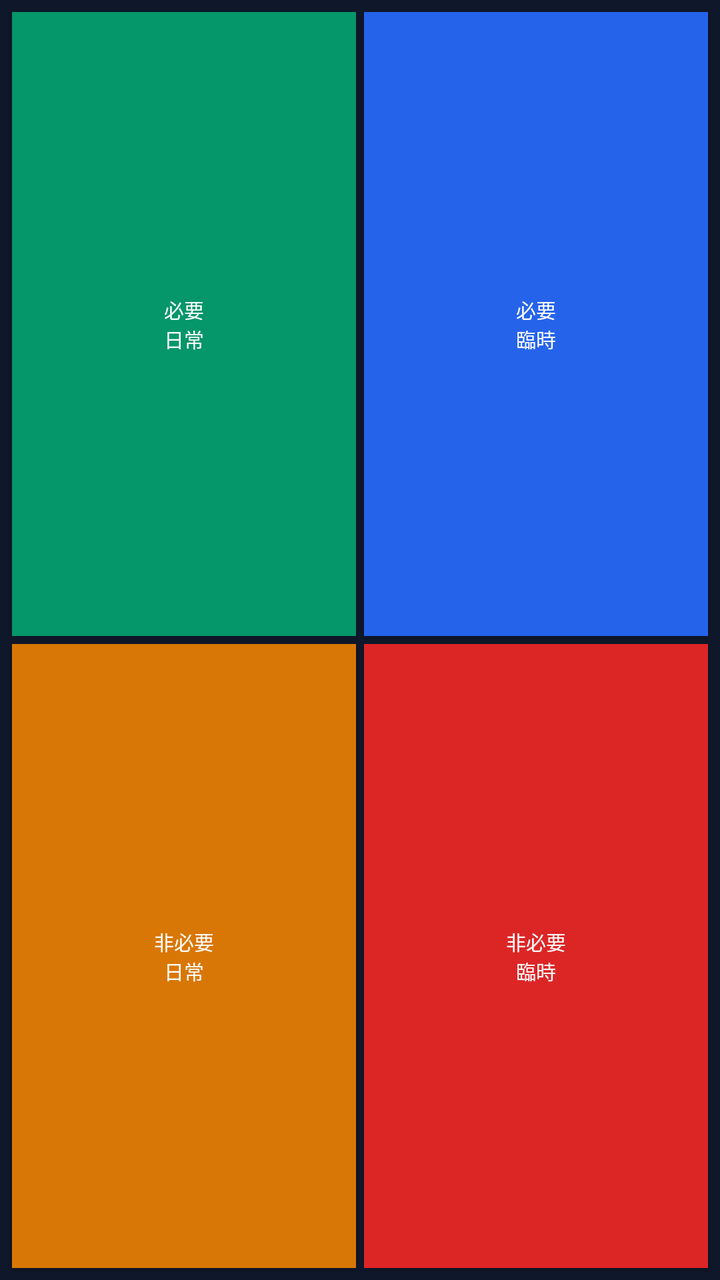
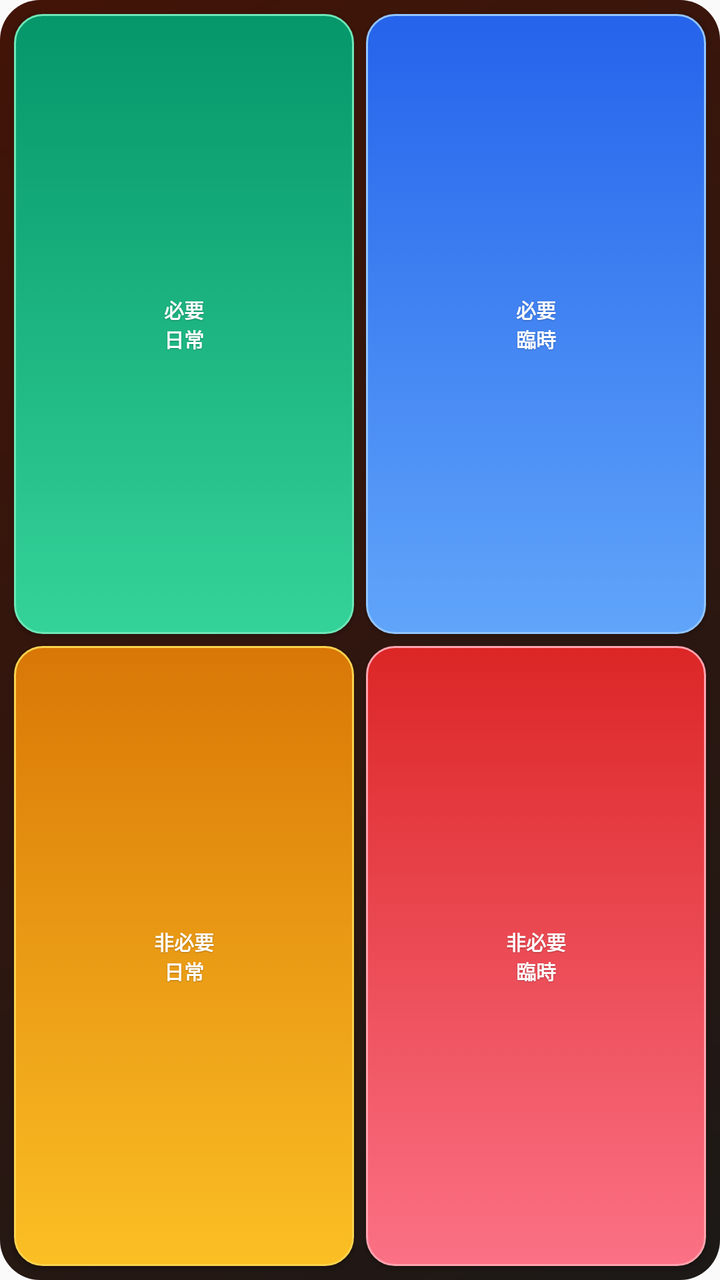

Two renders of the same Android screen: before a commit and after it. Below are the layout's source before the change and the commit's diff.
<!-- AndroidManifest.xml: application theme AppTheme -->
<!-- res/layout/widget_quick_ledger.xml -->
<?xml version="1.0" encoding="utf-8"?>
<GridLayout xmlns:android="http://schemas.android.com/apk/res/android"
    android:layout_width="match_parent"
    android:layout_height="match_parent"
    android:padding="4dp"
    android:background="#0F172A"
    android:columnCount="2"
    android:rowCount="2">

    <Button
        android:id="@+id/btn_q1"
        android:layout_width="0dp"
        android:layout_height="0dp"
        android:layout_columnWeight="1"
        android:layout_rowWeight="1"
        android:layout_margin="2dp"
        android:text="必要\n日常"
        android:textSize="10sp"
        android:textColor="#FFFFFF"
        android:background="#059669" />

    <Button
        android:id="@+id/btn_q2"
        android:layout_width="0dp"
        android:layout_height="0dp"
        android:layout_columnWeight="1"
        android:layout_rowWeight="1"
        android:layout_margin="2dp"
        android:text="必要\n臨時"
        android:textSize="10sp"
        android:textColor="#FFFFFF"
        android:background="#2563EB" />

    <Button
        android:id="@+id/btn_q3"
        android:layout_width="0dp"
        android:layout_height="0dp"
        android:layout_columnWeight="1"
        android:layout_rowWeight="1"
        android:layout_margin="2dp"
        android:text="非必要\n日常"
        android:textSize="10sp"
        android:textColor="#FFFFFF"
        android:background="#D97706" />

    <Button
        android:id="@+id/btn_q4"
        android:layout_width="0dp"
        android:layout_height="0dp"
        android:layout_columnWeight="1"
        android:layout_rowWeight="1"
        android:layout_margin="2dp"
        android:text="非必要\n臨時"
        android:textSize="10sp"
        android:textColor="#FFFFFF"
        android:background="#DC2626" />
</GridLayout>
<!-- resources referenced by this layout -->
<resources>
  <style name="AppTheme" parent="Theme.AppCompat.Light.DarkActionBar">
          
          <item name="colorPrimary">@color/colorPrimary</item>
          <item name="colorPrimaryDark">@color/colorPrimaryDark</item>
          <item name="colorAccent">@color/colorAccent</item>
      </style>
</resources>

<!-- the commit's change to res/layout/widget_quick_ledger.xml (unified diff, before → after) -->
@@ -3,7 +3,7 @@
     android:layout_width="match_parent"
     android:layout_height="match_parent"
     android:padding="4dp"
-    android:background="#0F172A"
+    android:background="@drawable/widget_background"
     android:columnCount="2"
     android:rowCount="2">
 
@@ -13,11 +13,15 @@
         android:layout_height="0dp"
         android:layout_columnWeight="1"
         android:layout_rowWeight="1"
-        android:layout_margin="2dp"
+        android:layout_margin="3dp"
         android:text="必要\n日常"
         android:textSize="10sp"
+        android:textStyle="bold"
         android:textColor="#FFFFFF"
-        android:background="#059669" />
+        android:shadowColor="#40000000"
+        android:shadowDy="1"
+        android:shadowRadius="1"
+        android:background="@drawable/widget_btn_q1" />
 
     <Button
         android:id="@+id/btn_q2"
@@ -25,11 +29,15 @@
         android:layout_height="0dp"
         android:layout_columnWeight="1"
         android:layout_rowWeight="1"
-        android:layout_margin="2dp"
+        android:layout_margin="3dp"
         android:text="必要\n臨時"
         android:textSize="10sp"
+        android:textStyle="bold"
         android:textColor="#FFFFFF"
-        android:background="#2563EB" />
+        android:shadowColor="#40000000"
+        android:shadowDy="1"
+        android:shadowRadius="1"
+        android:background="@drawable/widget_btn_q2" />
 
     <Button
         android:id="@+id/btn_q3"
@@ -37,11 +45,15 @@
         android:layout_height="0dp"
         android:layout_columnWeight="1"
         android:layout_rowWeight="1"
-        android:layout_margin="2dp"
+        android:layout_margin="3dp"
         android:text="非必要\n日常"
         android:textSize="10sp"
+        android:textStyle="bold"
         android:textColor="#FFFFFF"
-        android:background="#D97706" />
+        android:shadowColor="#40000000"
+        android:shadowDy="1"
+        android:shadowRadius="1"
+        android:background="@drawable/widget_btn_q3" />
 
     <Button
         android:id="@+id/btn_q4"
@@ -49,9 +61,13 @@
         android:layout_height="0dp"
         android:layout_columnWeight="1"
         android:layout_rowWeight="1"
-        android:layout_margin="2dp"
+        android:layout_margin="3dp"
         android:text="非必要\n臨時"
         android:textSize="10sp"
+        android:textStyle="bold"
         android:textColor="#FFFFFF"
-        android:background="#DC2626" />
+        android:shadowColor="#40000000"
+        android:shadowDy="1"
+        android:shadowRadius="1"
+        android:background="@drawable/widget_btn_q4" />
 </GridLayout>
<!-- resource entries referenced after the edit -->
@@ -1,5 +1,94 @@
 <!-- resources referenced by this layout -->
 <resources>
+  <!-- drawable widget_background (drawable) -->
+  <?xml version="1.0" encoding="utf-8"?>
+  <shape xmlns:android="http://schemas.android.com/apk/res/android" android:shape="rectangle">
+      <gradient
+          android:angle="135"
+          android:startColor="#1C1917"
+          android:endColor="#431407" />
+      <corners android:radius="20dp" />
+  </shape>
+  <!-- drawable widget_btn_q1 (drawable) -->
+  <?xml version="1.0" encoding="utf-8"?>
+  <selector xmlns:android="http://schemas.android.com/apk/res/android">
+      <item android:state_pressed="true">
+          <shape android:shape="rectangle">
+              <solid android:color="#047857" />
+              <corners android:radius="14dp" />
+          </shape>
+      </item>
+      <item>
+          <shape android:shape="rectangle">
+              <gradient
+                  android:angle="90"
+                  android:startColor="#34D399"
+                  android:endColor="#059669" />
+              <corners android:radius="14dp" />
+              <stroke android:width="1dp" android:color="#6EE7B7" />
+          </shape>
+      </item>
+  </selector>
+  <!-- drawable widget_btn_q2 (drawable) -->
+  <?xml version="1.0" encoding="utf-8"?>
+  <selector xmlns:android="http://schemas.android.com/apk/res/android">
+      <item android:state_pressed="true">
+          <shape android:shape="rectangle">
+              <solid android:color="#1D4ED8" />
+              <corners android:radius="14dp" />
+          </shape>
+      </item>
+      <item>
+          <shape android:shape="rectangle">
+              <gradient
+                  android:angle="90"
+                  android:startColor="#60A5FA"
+                  android:endColor="#2563EB" />
+              <corners android:radius="14dp" />
+              <stroke android:width="1dp" android:color="#93C5FD" />
+          </shape>
+      </item>
+  </selector>
+  <!-- drawable widget_btn_q3 (drawable) -->
+  <?xml version="1.0" encoding="utf-8"?>
+  <selector xmlns:android="http://schemas.android.com/apk/res/android">
+      <item android:state_pressed="true">
+          <shape android:shape="rectangle">
+              <solid android:color="#B45309" />
+              <corners android:radius="14dp" />
+          </shape>
+      </item>
+      <item>
+          <shape android:shape="rectangle">
+              <gradient
+                  android:angle="90"
+                  android:startColor="#FBBF24"
+                  android:endColor="#D97706" />
+              <corners android:radius="14dp" />
+              <stroke android:width="1dp" android:color="#FCD34D" />
+          </shape>
+      </item>
+  </selector>
+  <!-- drawable widget_btn_q4 (drawable) -->
+  <?xml version="1.0" encoding="utf-8"?>
+  <selector xmlns:android="http://schemas.android.com/apk/res/android">
+      <item android:state_pressed="true">
+          <shape android:shape="rectangle">
+              <solid android:color="#B91C1C" />
+              <corners android:radius="14dp" />
+          </shape>
+      </item>
+      <item>
+          <shape android:shape="rectangle">
+              <gradient
+                  android:angle="90"
+                  android:startColor="#FB7185"
+                  android:endColor="#DC2626" />
+              <corners android:radius="14dp" />
+              <stroke android:width="1dp" android:color="#FDA4AF" />
+          </shape>
+      </item>
+  </selector>
   <style name="AppTheme" parent="Theme.AppCompat.Light.DarkActionBar">
           
           <item name="colorPrimary">@color/colorPrimary</item>
